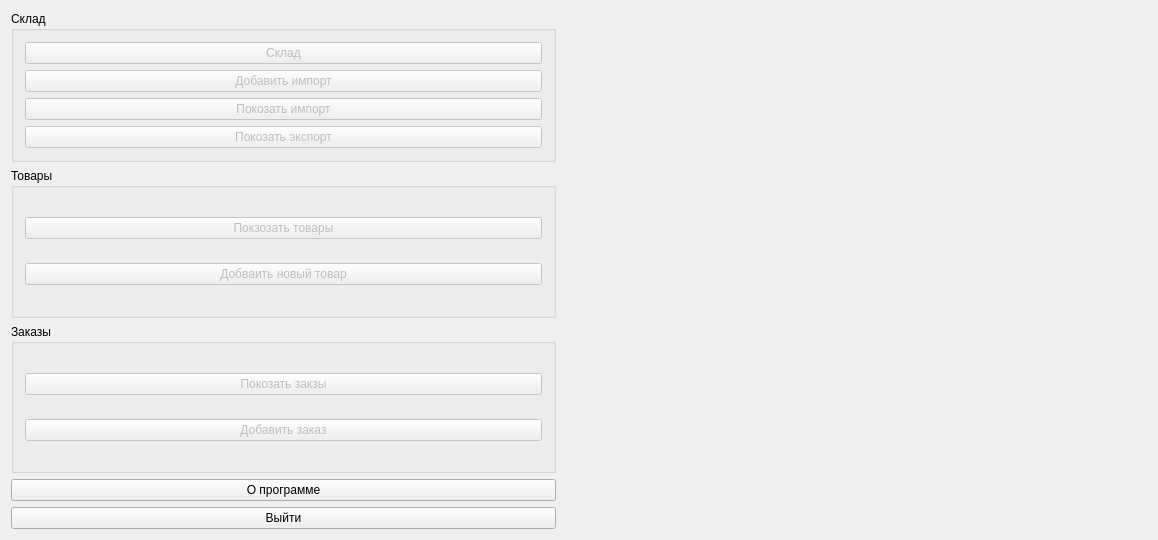
Old version of the form MainWindow/MainWindow.ui in the repository mpa-technology/nolcrm.
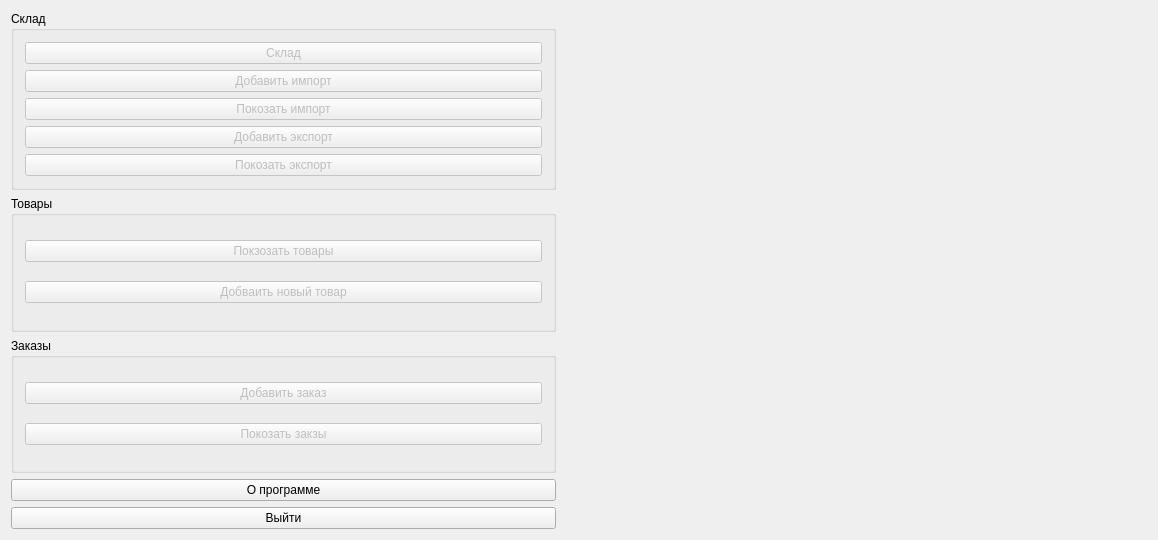
New version of the form.

Diff of the .ui file:
```diff
--- a/MainWindow/MainWindow.ui
+++ b/MainWindow/MainWindow.ui
@@ -53,6 +53,16 @@
            </property>
           </widget>
          </item>
+         <item>
+          <widget class="QPushButton" name="pushButton_8">
+           <property name="enabled">
+            <bool>false</bool>
+           </property>
+           <property name="text">
+            <string>Добавить экспорт</string>
+           </property>
+          </widget>
+         </item>
          <item>
           <widget class="QPushButton" name="pushButton_5">
            <property name="enabled">
@@ -101,16 +111,6 @@
          <string>Заказы</string>
         </property>
         <layout class="QVBoxLayout" name="verticalLayout_5">
-         <item>
-          <widget class="QPushButton" name="btnShowOrder">
-           <property name="enabled">
-            <bool>false</bool>
-           </property>
-           <property name="text">
-            <string>Покозать закзы</string>
-           </property>
-          </widget>
-         </item>
          <item>
           <widget class="QPushButton" name="btnAddOrder">
            <property name="enabled">
@@ -121,6 +121,16 @@
            </property>
           </widget>
          </item>
+         <item>
+          <widget class="QPushButton" name="btnShowOrder">
+           <property name="enabled">
+            <bool>false</bool>
+           </property>
+           <property name="text">
+            <string>Покозать закзы</string>
+           </property>
+          </widget>
+         </item>
         </layout>
        </widget>
       </item>
```
